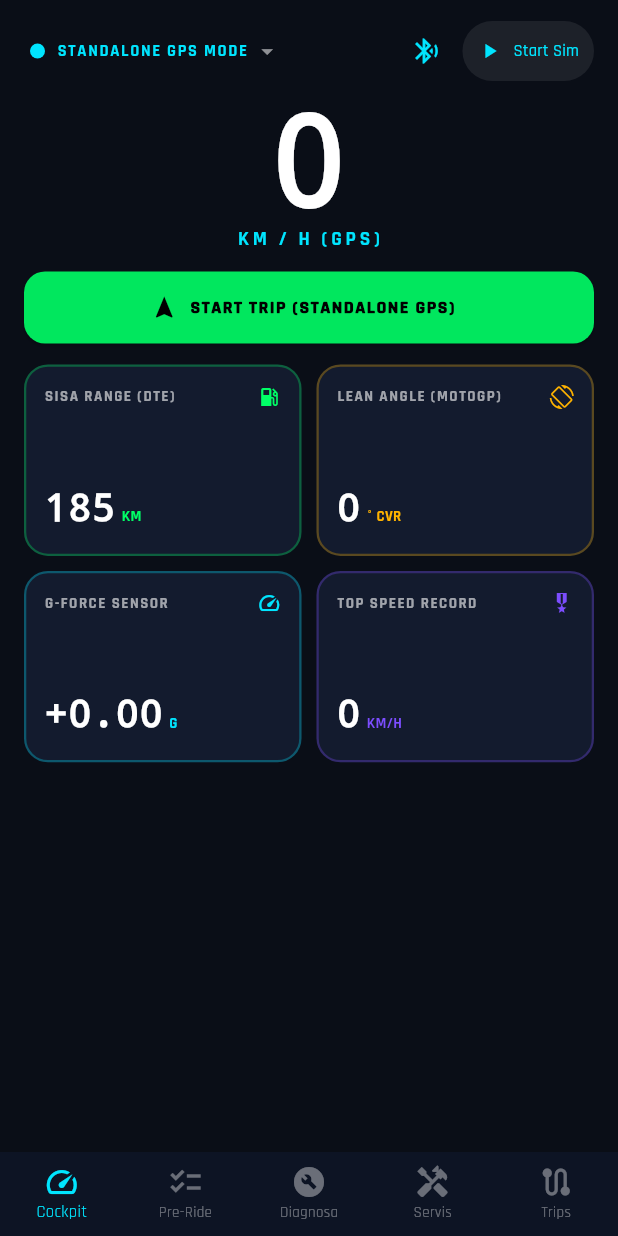
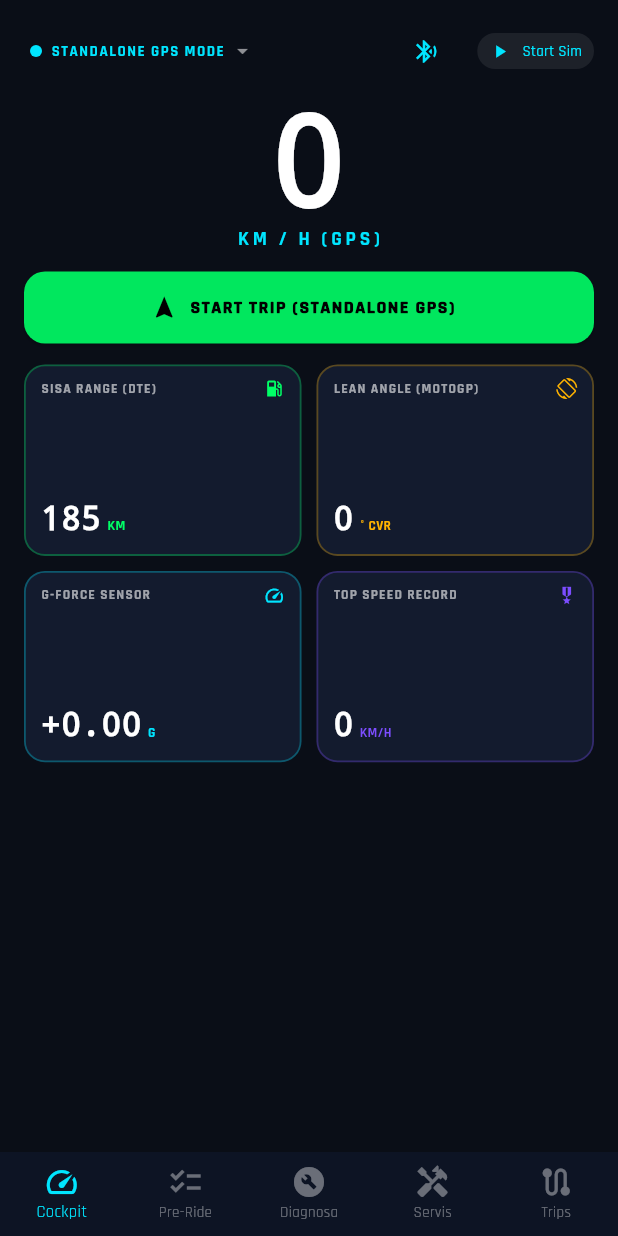
Before and after one commit to zidane-sc/pcx-telemetry-app, a Flutter app: the screen it shows after launch, on a phone screen of 412 x 824 dp. Run offline on Flutter 3.47's test engine with Material 3 defaults, Android fonts, the phone set to English and light mode, and no system bars; our stand-ins replace flutter_bluetooth_serial, geolocator, google_fonts, pocketbase, sensors_plus, shared_preferences; missing offline and left inert: flutter_overlay_window.

Commit message:
feat(cockpit): add responsive auto-adaptive landscape and portrait cockpit layout

```diff
--- a/lib/ui/screens/cockpit_screen.dart
+++ b/lib/ui/screens/cockpit_screen.dart
@@ -345,95 +345,40 @@ class _CockpitScreenState extends State<CockpitScreen> {
 
   @override
   Widget build(BuildContext context) {
+    return Scaffold(
+      backgroundColor: const Color(0xFF0A0E17),
+      body: SafeArea(
+        child: OrientationBuilder(
+          builder: (context, orientation) {
+            if (orientation == Orientation.landscape) {
+              return _buildLandscapeLayout();
+            }
+            return _buildPortraitLayout();
+          },
+        ),
+      ),
+    );
+  }
+
+  Widget _buildPortraitLayout() {
     final bool isObdLive = widget.obdService.state == ObdConnectionState.connected ||
         widget.obdService.isMockMode;
 
-    // Speed display: If OBD live, use ECU speed, else use smartphone GPS speed
     final double displaySpeed = isObdLive
         ? _currentFrame.speedKmh
         : _currentSensor.gpsSpeedKmh;
 
     final String speedUnit = isObdLive ? 'KM / H' : 'KM / H (GPS)';
-
     final tripMgr = TripManager();
     final bool isRecording = tripMgr.isRecording;
-
     final bool isOverheat = _currentFrame.ectC > 100.0;
     final bool isLowBatt = _currentFrame.batteryVoltage < 11.8;
-    final connColor = _getConnectionColor();
 
-    return Scaffold(
-      backgroundColor: const Color(0xFF0A0E17),
-      body: SafeArea(
-        child: Padding(
+    return Padding(
       padding: const EdgeInsets.symmetric(horizontal: 16.0, vertical: 10.0),
       child: Column(
         children: [
-              // Top Status Row
-              Row(
-                mainAxisAlignment: MainAxisAlignment.spaceBetween,
-                children: [
-                  InkWell(
-                    onTap: _showBluetoothPicker,
-                    borderRadius: BorderRadius.circular(8),
-                    child: Padding(
-                      padding: const EdgeInsets.symmetric(horizontal: 4, vertical: 4),
-                      child: Row(
-                        children: [
-                          Container(
-                            width: 10,
-                            height: 10,
-                            decoration: BoxDecoration(
-                              color: connColor,
-                              shape: BoxShape.circle,
-                            ),
-                          ),
-                          const SizedBox(width: 8),
-                          Text(
-                            _getConnectionStatusText(),
-                            style: TextStyle(
-                              color: connColor,
-                              fontSize: 11,
-                              fontWeight: FontWeight.bold,
-                              letterSpacing: 1.1,
-                            ),
-                          ),
-                          const SizedBox(width: 4),
-                          const Icon(Icons.arrow_drop_down, color: Colors.white54, size: 18),
-                        ],
-                      ),
-                    ),
-                  ),
-                  Row(
-                    children: [
-                      IconButton(
-                        icon: const Icon(Icons.bluetooth_searching, color: Color(0xFF00E5FF), size: 20),
-                        tooltip: 'Scan OBD Bluetooth',
-                        onPressed: _showBluetoothPicker,
-                      ),
-                      TextButton.icon(
-                        style: TextButton.styleFrom(
-                          backgroundColor: Colors.white.withOpacity(0.08),
-                          padding: const EdgeInsets.symmetric(horizontal: 10, vertical: 4),
-                        ),
-                        onPressed: () {
-                          widget.obdService.enableMockMode(!widget.obdService.isMockMode);
-                        },
-                        icon: Icon(
-                          widget.obdService.isMockMode ? Icons.cancel : Icons.play_arrow,
-                          size: 16,
-                          color: const Color(0xFF00E5FF),
-                        ),
-                        label: Text(
-                          widget.obdService.isMockMode ? 'Stop Sim' : 'Start Sim',
-                          style: const TextStyle(color: Color(0xFF00E5FF), fontSize: 11),
-                        ),
-                      ),
-                    ],
-                  ),
-                ],
-              ),
-
+          _buildTopStatusBar(),
           const SizedBox(height: 8),
 
           // Giant Speed Display
@@ -464,9 +409,193 @@ class _CockpitScreenState extends State<CockpitScreen> {
           ),
 
           const SizedBox(height: 12),
+          _buildTripButton(isRecording, tripMgr),
+          const SizedBox(height: 14),
 
-              // Prominent Start/Stop Trip Bar
+          // 2x2 Telemetry Grid
+          Expanded(
+            child: GridView.count(
+              crossAxisCount: 2,
+              crossAxisSpacing: 10,
+              mainAxisSpacing: 10,
+              childAspectRatio: 1.45,
+              children: _buildMetricCards(isRecording, isObdLive, tripMgr, isOverheat, isLowBatt),
+            ),
+          ),
+        ],
+      ),
+    );
+  }
+
+  Widget _buildLandscapeLayout() {
+    final bool isObdLive = widget.obdService.state == ObdConnectionState.connected ||
+        widget.obdService.isMockMode;
+
+    final double displaySpeed = isObdLive
+        ? _currentFrame.speedKmh
+        : _currentSensor.gpsSpeedKmh;
+
+    final String speedUnit = isObdLive ? 'KM / H' : 'KM / H (GPS)';
+    final tripMgr = TripManager();
+    final bool isRecording = tripMgr.isRecording;
+    final bool isOverheat = _currentFrame.ectC > 100.0;
+    final bool isLowBatt = _currentFrame.batteryVoltage < 11.8;
+
+    return Padding(
+      padding: const EdgeInsets.symmetric(horizontal: 14.0, vertical: 6.0),
+      child: Row(
+        children: [
+          // Left Pane: Big Speedometer + Start/Stop Button (42% width)
+          Expanded(
+            flex: 42,
+            child: Column(
+              mainAxisAlignment: MainAxisAlignment.center,
+              children: [
+                Text(
+                  displaySpeed.toStringAsFixed(0),
+                  style: const TextStyle(
+                    color: Colors.white,
+                    fontSize: 76,
+                    fontWeight: FontWeight.w900,
+                    height: 0.95,
+                    fontFamily: 'monospace',
+                  ),
+                ),
+                Text(
+                  speedUnit,
+                  style: const TextStyle(
+                    color: Color(0xFF00E5FF),
+                    fontSize: 11,
+                    fontWeight: FontWeight.w800,
+                    letterSpacing: 2.0,
+                  ),
+                ),
+                const SizedBox(height: 10),
                 SizedBox(
+                  width: double.infinity,
+                  height: 38,
+                  child: ElevatedButton.icon(
+                    style: ElevatedButton.styleFrom(
+                      backgroundColor: isRecording
+                          ? Colors.redAccent.withOpacity(0.9)
+                          : const Color(0xFF00FF66).withOpacity(0.9),
+                      foregroundColor: Colors.black,
+                      padding: const EdgeInsets.symmetric(horizontal: 8),
+                      shape: RoundedRectangleBorder(borderRadius: BorderRadius.circular(10)),
+                    ),
+                    onPressed: _toggleTripRecording,
+                    icon: Icon(isRecording ? Icons.stop_circle : Icons.navigation, size: 16),
+                    label: Text(
+                      isRecording
+                          ? 'FINISH (${tripMgr.distanceKm.toStringAsFixed(1)} KM)'
+                          : 'START TRIP',
+                      style: const TextStyle(fontWeight: FontWeight.w900, fontSize: 11),
+                    ),
+                  ),
+                ),
+              ],
+            ),
+          ),
+
+          const SizedBox(width: 14),
+
+          // Right Pane: Top Status Bar + 2x2 Compact Grid (58% width)
+          Expanded(
+            flex: 58,
+            child: Column(
+              children: [
+                _buildTopStatusBar(),
+                const SizedBox(height: 6),
+                Expanded(
+                  child: GridView.count(
+                    crossAxisCount: 2,
+                    crossAxisSpacing: 8,
+                    mainAxisSpacing: 8,
+                    childAspectRatio: 2.0,
+                    children: _buildMetricCards(isRecording, isObdLive, tripMgr, isOverheat, isLowBatt),
+                  ),
+                ),
+              ],
+            ),
+          ),
+        ],
+      ),
+    );
+  }
+
+  Widget _buildTopStatusBar() {
+    final connColor = _getConnectionColor();
+    return Row(
+      mainAxisAlignment: MainAxisAlignment.spaceBetween,
+      children: [
+        InkWell(
+          onTap: _showBluetoothPicker,
+          borderRadius: BorderRadius.circular(8),
+          child: Padding(
+            padding: const EdgeInsets.symmetric(horizontal: 4, vertical: 4),
+            child: Row(
+              children: [
+                Container(
+                  width: 8,
+                  height: 8,
+                  decoration: BoxDecoration(
+                    color: connColor,
+                    shape: BoxShape.circle,
+                  ),
+                ),
+                const SizedBox(width: 6),
+                Text(
+                  _getConnectionStatusText(),
+                  style: TextStyle(
+                    color: connColor,
+                    fontSize: 10,
+                    fontWeight: FontWeight.bold,
+                    letterSpacing: 1.0,
+                  ),
+                ),
+                const SizedBox(width: 4),
+                const Icon(Icons.arrow_drop_down, color: Colors.white54, size: 16),
+              ],
+            ),
+          ),
+        ),
+        Row(
+          children: [
+            IconButton(
+              icon: const Icon(Icons.bluetooth_searching, color: Color(0xFF00E5FF), size: 18),
+              padding: EdgeInsets.zero,
+              constraints: const BoxConstraints(),
+              tooltip: 'Scan OBD Bluetooth',
+              onPressed: _showBluetoothPicker,
+            ),
+            const SizedBox(width: 10),
+            TextButton.icon(
+              style: TextButton.styleFrom(
+                backgroundColor: Colors.white.withOpacity(0.08),
+                padding: const EdgeInsets.symmetric(horizontal: 8, vertical: 2),
+                minimumSize: const Size(50, 24),
+              ),
+              onPressed: () {
+                widget.obdService.enableMockMode(!widget.obdService.isMockMode);
+              },
+              icon: Icon(
+                widget.obdService.isMockMode ? Icons.cancel : Icons.play_arrow,
+                size: 14,
+                color: const Color(0xFF00E5FF),
+              ),
+              label: Text(
+                widget.obdService.isMockMode ? 'Stop Sim' : 'Start Sim',
+                style: const TextStyle(color: Color(0xFF00E5FF), fontSize: 10),
+              ),
+            ),
+          ],
+        ),
+      ],
+    );
+  }
+
+  Widget _buildTripButton(bool isRecording, TripManager tripMgr) {
+    return SizedBox(
       width: double.infinity,
       height: 48,
       child: ElevatedButton.icon(
@@ -486,29 +615,18 @@ class _CockpitScreenState extends State<CockpitScreen> {
           style: const TextStyle(fontWeight: FontWeight.w900, letterSpacing: 1.0, fontSize: 12),
         ),
       ),
-              ),
+    );
+  }
 
-              const SizedBox(height: 14),
-
-              // 2x2 Telemetry Grid (Glanceable Cards)
-              Expanded(
-                child: GridView.count(
-                  crossAxisCount: 2,
-                  crossAxisSpacing: 10,
-                  mainAxisSpacing: 10,
-                  childAspectRatio: 1.45,
-                  children: [
-                    // Card 1: Range or Trip Distance
+  List<Widget> _buildMetricCards(bool isRecording, bool isObdLive, TripManager tripMgr, bool isOverheat, bool isLowBatt) {
+    return [
       _buildMetricCard(
         title: isRecording ? 'JARAK TRIP INI' : 'SISA RANGE (DTE)',
-                      value: isRecording
-                          ? tripMgr.distanceKm.toStringAsFixed(1)
-                          : '185',
+        value: isRecording ? tripMgr.distanceKm.toStringAsFixed(1) : '185',
         unit: 'KM',
         icon: isRecording ? Icons.route : Icons.local_gas_station,
         accentColor: const Color(0xFF00FF66),
       ),
-                    // Card 2: MotoGP Lean Angle
       _buildMetricCard(
         title: 'LEAN ANGLE (MOTOGP)',
         value: _currentSensor.rollAngleDeg.abs().toStringAsFixed(0),
@@ -518,7 +636,6 @@ class _CockpitScreenState extends State<CockpitScreen> {
         icon: Icons.screen_rotation,
         accentColor: const Color(0xFFFFB300),
       ),
-                    // Card 3: Radiator Temp or G-Force
       _buildMetricCard(
         title: isObdLive ? 'SUHU RADIATOR' : 'G-FORCE SENSOR',
         value: isObdLive
@@ -529,7 +646,6 @@ class _CockpitScreenState extends State<CockpitScreen> {
         accentColor: isOverheat ? Colors.redAccent : const Color(0xFF00E5FF),
         isAlert: isOverheat,
       ),
-                    // Card 4: Battery Voltage or Max Speed
       _buildMetricCard(
         title: isObdLive ? 'TEGANGAN AKI' : 'TOP SPEED RECORD',
         value: isObdLive
@@ -540,14 +656,7 @@ class _CockpitScreenState extends State<CockpitScreen> {
         accentColor: isLowBatt ? Colors.redAccent : const Color(0xFF7C4DFF),
         isAlert: isLowBatt,
       ),
-                  ],
-                ),
-              ),
-            ],
-          ),
-        ),
-      ),
-    );
+    ];
   }
 
   String _formatDuration(Duration d) {
@@ -565,15 +674,15 @@ class _CockpitScreenState extends State<CockpitScreen> {
     bool isAlert = false,
   }) {
     return Container(
-      padding: const EdgeInsets.all(12),
+      padding: const EdgeInsets.symmetric(horizontal: 10, vertical: 8),
       decoration: BoxDecoration(
         color: isAlert
             ? Colors.redAccent.withOpacity(0.15)
             : const Color(0xFF131B2E),
-        borderRadius: BorderRadius.circular(16),
+        borderRadius: BorderRadius.circular(14),
         border: Border.all(
           color: isAlert ? Colors.redAccent : accentColor.withOpacity(0.3),
-          width: 1.5,
+          width: 1.2,
         ),
       ),
       child: Column(
@@ -583,16 +692,20 @@ class _CockpitScreenState extends State<CockpitScreen> {
           Row(
             mainAxisAlignment: MainAxisAlignment.spaceBetween,
             children: [
-              Text(
+              Expanded(
+                child: Text(
                   title,
+                  maxLines: 1,
+                  overflow: TextOverflow.ellipsis,
                   style: TextStyle(
                     color: Colors.white.withOpacity(0.6),
-                  fontSize: 10,
+                    fontSize: 9,
                     fontWeight: FontWeight.bold,
-                  letterSpacing: 1.0,
+                    letterSpacing: 0.8,
                   ),
                 ),
-              Icon(icon, size: 16, color: accentColor),
+              ),
+              Icon(icon, size: 14, color: accentColor),
             ],
           ),
           Row(
@@ -603,7 +716,7 @@ class _CockpitScreenState extends State<CockpitScreen> {
                 value,
                 style: TextStyle(
                   color: isAlert ? Colors.redAccent : Colors.white,
-                  fontSize: 26,
+                  fontSize: 22,
                   fontWeight: FontWeight.w900,
                   fontFamily: 'monospace',
                 ),
@@ -613,7 +726,7 @@ class _CockpitScreenState extends State<CockpitScreen> {
                 unit,
                 style: TextStyle(
                   color: accentColor,
-                  fontSize: 10,
+                  fontSize: 9,
                   fontWeight: FontWeight.bold,
                 ),
               ),
```
Lines whose indentation alone changed are shown as unchanged.
